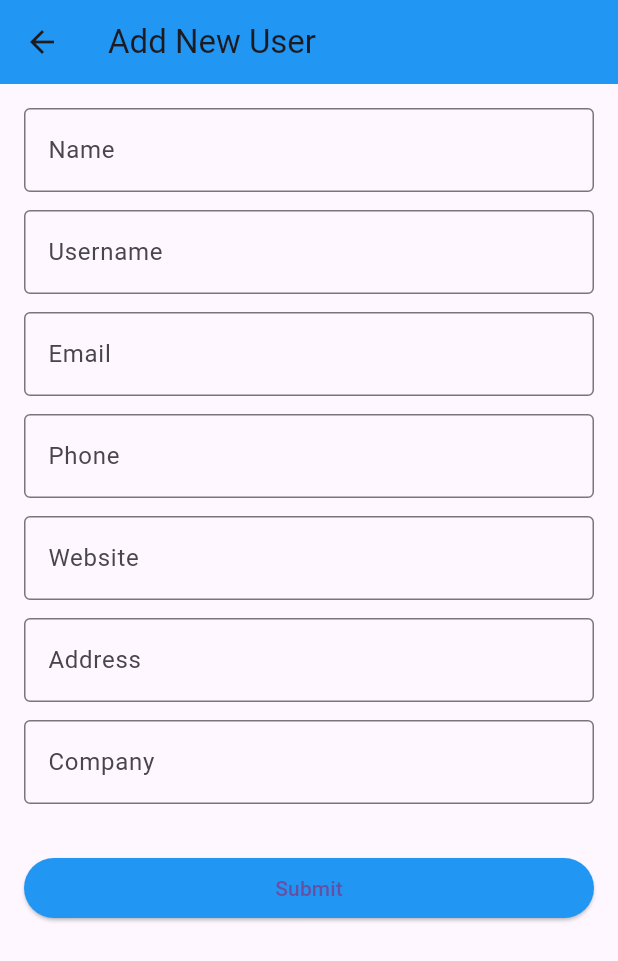
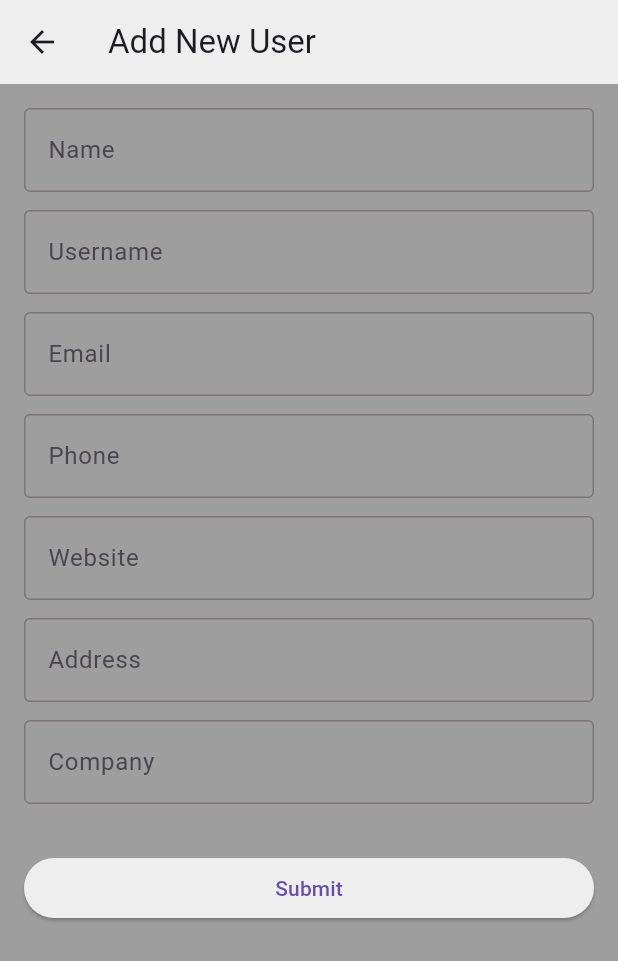
Before and after one commit to berarahul/user-directory, a Flutter app: the screen it shows after launch, after a tap on the "add" icon, on a phone screen of 412 x 824 dp. Shown: the top 961 px of the screen. Run offline on Flutter 3.47's test engine with Material 3 defaults, Android fonts, the phone set to English and light mode, and no system bars; network calls fail.

Commit message:
code done

```diff
--- a/lib/features/add_user/data/datasources/add_user_apiservice.dart
+++ b/lib/features/add_user/data/datasources/add_user_apiservice.dart
@@ -1,8 +1,3 @@
-// data/datasource/user_remote_datasource.dart
-
-
-
-
 import 'package:http/http.dart' as http;
 
 import '../../../../core/constant/app_linker.dart';
@@ -15,7 +10,6 @@ class AddUserApiservice {
 
   Future<void> addUser(AddUserModel adduser) async {
     final response = await client.post(
-      // 👇 Print the raw response body
 
       Uri.parse("https://67f6cb5242d6c71cca6350be.mockapi.io/users"),
       headers: {"Content-Type": "application/json"},
--- a/lib/features/add_user/data/model/add_user_model.dart
+++ b/lib/features/add_user/data/model/add_user_model.dart
@@ -1,24 +1,17 @@
-class AddUserModel {
-  final String name;
-  final String email;
-  final String company;
-  final String phonenumber;
-  final String address;
-  final String website;
-  final String username;
+import 'package:user_directory/features/add_user/domain/entities/adduser.dart';
 
-  // Optional: If you're generating ID on server side, you can omit this in POST
-  final String? id;
+class AddUserModel extends AddUser{
+
 
   AddUserModel({
-    required this.name,
-    required this.email,
-    required this.company,
-    required this.phonenumber,
-    required this.address,
-    required this.website,
-    required this.username,
-    this.id,
+    required super.name,
+    required super.email,
+    required super.company,
+    required super.phonenumber,
+    required super.address,
+    required super.website,
+    required super.username,
+
   });
 
   // Convert model to JSON (for POST request)
@@ -31,21 +24,9 @@ class AddUserModel {
       'address': address,
       'website': website,
       'username': username,
-      if (id != null) 'id': id, // include if present
+       // include if present
     };
   }
 
-  // (Optional) From JSON - if you need it later
-  factory AddUserModel.fromJson(Map<String, dynamic> json) {
-    return AddUserModel(
-      name: json['name'],
-      email: json['email'],
-      company: json['company'],
-      phonenumber: json['phonenumber'],
-      address: json['address'],
-      website: json['website'],
-      username: json['username'],
-      id: json['id'],
-    );
-  }
+
 }
--- a/lib/features/add_user/domain/entities/adduser.dart
+++ b/lib/features/add_user/domain/entities/adduser.dart
@@ -1,4 +1,4 @@
-// domain/entities/user_entity.dart
+
 class AddUser {
 
   final String name;
--- /dev/null
+++ b/lib/features/add_user/presentation/provider/add_user_provider.dart
@@ -0,0 +1,37 @@
+import 'package:flutter/material.dart';
+import 'package:provider/provider.dart';
+
+import '../../../../core/constant/app_linker.dart';
+import '../../../user_list/presentation/provider/user_provier.dart';
+import '../../domain/entities/adduser.dart';
+import '../../domain/usecases/postuser_usecase.dart';
+
+class AddUserProvider with ChangeNotifier {
+  final PostUsersUsecase postUsersUsecase;
+
+  AddUserProvider(this.postUsersUsecase);
+
+  bool _isLoading = false;
+  bool get isLoading => _isLoading;
+
+  Future<void> addUser(AddUser user, BuildContext context) async {
+    _isLoading = true;
+    notifyListeners();
+
+    try {
+      await postUsersUsecase.call(user);
+      Provider.of<UserProvider>(context, listen: false).getUsers();
+      ScaffoldMessenger.of(context).showSnackBar(
+        const SnackBar(content: Text("User added successfully")),
+      );
+      Navigator.pop(context);
+    } catch (e) {
+      ScaffoldMessenger.of(context).showSnackBar(
+        SnackBar(content: Text("Error: $e")),
+      );
+    } finally {
+      _isLoading = false;
+      notifyListeners();
+    }
+  }
+}
--- a/lib/features/add_user/presentation/screen/add_user_screen.dart
+++ b/lib/features/add_user/presentation/screen/add_user_screen.dart
@@ -1,40 +1,45 @@
 import 'package:flutter/material.dart';
 import 'package:provider/provider.dart';
-import 'package:user_directory/features/add_user/presentation/widgets/user_input_form.dart';
-import '../../../user_list/presentation/provider/user_provier.dart';
+
 import '../../data/datasources/add_user_apiservice.dart';
 import '../../data/repositories/adduser_repositories_impl.dart';
 import '../../domain/entities/adduser.dart';
 import '../../domain/usecases/postuser_usecase.dart';
+import '../provider/add_user_provider.dart';
+import '../widgets/user_input_form.dart';
 import 'package:http/http.dart' as http;
 class AddUserScreen extends StatelessWidget {
   AddUserScreen({super.key});
 
   final _formKey = GlobalKey<FormState>();
 
-  final TextEditingController nameController = TextEditingController();
-  final TextEditingController emailController = TextEditingController();
-  final TextEditingController phoneController = TextEditingController();
-  final TextEditingController usernameController = TextEditingController();
-  final TextEditingController websiteController = TextEditingController();
-  final TextEditingController addressController = TextEditingController();
-  final TextEditingController companyController = TextEditingController();
+  final nameController = TextEditingController();
+  final emailController = TextEditingController();
+  final phoneController = TextEditingController();
+  final usernameController = TextEditingController();
+  final websiteController = TextEditingController();
+  final addressController = TextEditingController();
+  final companyController = TextEditingController();
 
-  final PostUsersUsecase usecase = PostUsersUsecase(
+  final usecase = PostUsersUsecase(
     AddUserRepoImpl(
-      remoteDataSource: AddUserApiservice(
-        http.Client(),
-      ), // <- This is your API class
+      remoteDataSource: AddUserApiservice(http.Client()),
     ),
-
-  ); // Inject repo here
+  );
 
   @override
   Widget build(BuildContext context) {
-    return Scaffold(
+    return ChangeNotifierProvider(
+      create: (_) => AddUserProvider(usecase),
+      child: Consumer<AddUserProvider>(
+        builder: (context, provider, _) {
+          return Stack(
+            children: [
+              Scaffold(
+                backgroundColor: Colors.grey,
                 appBar: AppBar(
                   title: const Text("Add New User"),
-        backgroundColor: Colors.blue,
+                  backgroundColor: Colors.grey[200],
                 ),
                 body: Padding(
                   padding: const EdgeInsets.all(16.0),
@@ -47,25 +52,17 @@ class AddUserScreen extends StatelessWidget {
                     websiteController: websiteController,
                     addressController: addressController,
                     companyController: companyController,
-          onSubmit: (AddUser user) async {
-            try {
-              await usecase.call(user); // ✅ Call the use case
-              debugPrint("✅ User added successfully");
-              final provider = Provider.of<UserProvider>(context, listen: false);
- provider.getUsers();
-
-              ScaffoldMessenger.of(context).showSnackBar(
-                const SnackBar(content: Text("User added successfully")),
-              );
-              Navigator.pop(context); // Optional: go back
-            } catch (e) {
-              debugPrint("❌ Error adding user: $e");
-              ScaffoldMessenger.of(context).showSnackBar(
-                SnackBar(content: Text("Error: $e")),
-              );
-            }
+                    onSubmit: (AddUser user) {
+                      provider.addUser(user, context);
                     },
                   ),
+                ),
+              ),
+              if (provider.isLoading)
+                const Center(child: CircularProgressIndicator()),
+            ],
+          );
+        },
       ),
     );
   }
--- a/lib/features/add_user/presentation/widgets/user_input_form.dart
+++ b/lib/features/add_user/presentation/widgets/user_input_form.dart
@@ -1,69 +1,3 @@
-// import 'package:flutter/material.dart';
-// import 'package:user_directory/features/add_user/presentation/widgets/user_textfield.dart';
-//
-//
-// class UserInputForm extends StatelessWidget {
-//   final GlobalKey<FormState> formKey;
-//
-//   final TextEditingController nameController;
-//   final TextEditingController emailController;
-//   final TextEditingController phoneController;
-//   final TextEditingController usernameController;
-//   final TextEditingController websiteController;
-//   final TextEditingController addressController;
-//   final TextEditingController companyController;
-//
-//   const UserInputForm({
-//     Key? key,
-//     required this.formKey,
-//     required this.nameController,
-//     required this.emailController,
-//     required this.phoneController,
-//     required this.usernameController,
-//     required this.websiteController,
-//     required this.addressController,
-//     required this.companyController,
-//   }) : super(key: key);
-//
-//   @override
-//   Widget build(BuildContext context) {
-//     return Form(
-//       key: formKey,
-//       child: ListView(
-//         children: [
-//           UserTextField(controller: nameController, label: "Name"),
-//           UserTextField(controller: usernameController, label: "Username"),
-//           UserTextField(
-//             controller: emailController,
-//             label: "Email",
-//             keyboardType: TextInputType.emailAddress,
-//           ),
-//           UserTextField(
-//             controller: phoneController,
-//             label: "Phone",
-//             keyboardType: TextInputType.phone,
-//           ),
-//           UserTextField(controller: websiteController, label: "Website"),
-//           UserTextField(controller: addressController, label: "Address"),
-//           UserTextField(controller: companyController, label: "Company"),
-//           const SizedBox(height: 20),
-//           ElevatedButton(
-//             onPressed: () {
-//               if (formKey.currentState!.validate()) {
-//                 // handle submit here
-//                 print("Form Submitted");
-//               }
-//             },
-//             style: ElevatedButton.styleFrom(backgroundColor: Colors.blue),
-//             child: const Text("Submit"),
-//           ),
-//         ],
-//       ),
-//     );
-//   }
-// }
-
-
 import 'package:flutter/material.dart';
 import 'package:user_directory/features/add_user/presentation/widgets/user_textfield.dart';
 import '../../domain/entities/adduser.dart';
@@ -79,7 +13,7 @@ class UserInputForm extends StatelessWidget {
   final TextEditingController addressController;
   final TextEditingController companyController;
 
-  final void Function(AddUser user) onSubmit; // 👈 callback for submit
+  final void Function(AddUser user) onSubmit;
 
   const UserInputForm({
     Key? key,
@@ -91,7 +25,7 @@ class UserInputForm extends StatelessWidget {
     required this.websiteController,
     required this.addressController,
     required this.companyController,
-    required this.onSubmit, // 👈 pass this from screen
+    required this.onSubmit,
   }) : super(key: key);
 
   @override
@@ -132,7 +66,7 @@ class UserInputForm extends StatelessWidget {
                 onSubmit(newUser); // 👈 call the callback
               }
             },
-            style: ElevatedButton.styleFrom(backgroundColor: Colors.blue),
+            style: ElevatedButton.styleFrom(backgroundColor: Colors.grey[200]),
             child: const Text("Submit"),
           ),
         ],
--- a/lib/features/user_details/presentation/screen/user_details_screen.dart
+++ b/lib/features/user_details/presentation/screen/user_details_screen.dart
@@ -11,9 +11,10 @@ class UserDetailsScreen extends StatelessWidget {
   @override
   Widget build(BuildContext context) {
     return Scaffold(
+      backgroundColor: Colors.grey,
       appBar: AppBar(
         title: const Text("User Details"),
-        backgroundColor: Colors.blue,
+        backgroundColor: Colors.grey[200],
       ),
       body: Column(
         children: [
--- a/lib/features/user_details/presentation/widgets/user_detail_tile.dart
+++ b/lib/features/user_details/presentation/widgets/user_detail_tile.dart
@@ -1,4 +1,4 @@
-// widgets/user_detail_tile.dart
+
 
 import 'package:flutter/material.dart';
 
--- a/lib/features/user_list/domain/entities/user_entitiy.dart
+++ b/lib/features/user_list/domain/entities/user_entitiy.dart
@@ -1,5 +1,5 @@
 class User {
-  final int id;
+  final String id;
   final String name;
   final String email;
   final String company;
--- a/lib/features/user_list/presentation/provider/user_provier.dart
+++ b/lib/features/user_list/presentation/provider/user_provier.dart
@@ -27,7 +27,7 @@ class UserProvider with ChangeNotifier {
 
     try {
       _users = await fetchUsersUsecase();
-      _filteredUsers = _users; // ✅ Also update filtered list
+      _filteredUsers = _users;
     } catch (e) {
       _error = e.toString();
     }
--- a/lib/features/user_list/presentation/screen/user_list.dart
+++ b/lib/features/user_list/presentation/screen/user_list.dart
@@ -81,9 +81,6 @@ class UserListScreen extends StatelessWidget {
             context,
             MaterialPageRoute(builder: (context) =>  AddUserScreen()),
           );
-
-
-
         },
         child: const Icon(Icons.add),
       ),
--- a/lib/features/user_list/presentation/widgets/user_card_view.dart
+++ b/lib/features/user_list/presentation/widgets/user_card_view.dart
@@ -17,7 +17,7 @@ class UserCardView extends StatelessWidget {
     return Padding(
       padding: const EdgeInsets.symmetric(horizontal: 12, vertical: 8),
       child: SizedBox(
-        width: double.infinity, // 👈 This makes card full width
+        width: double.infinity,
         child: Card(
           color: Colors.grey,
           elevation: 5,
```
Also changed, not shown: lib/features/add_user/data/repositories/adduser_repositories_impl.dart (+1 -24 lines), lib/features/add_user/domain/repositories/add_user_repositories.dart (+2 -5 lines), lib/features/user_list/data/model/usermodel.dart (+2 -6 lines). Lines whose indentation alone changed are shown as unchanged.
